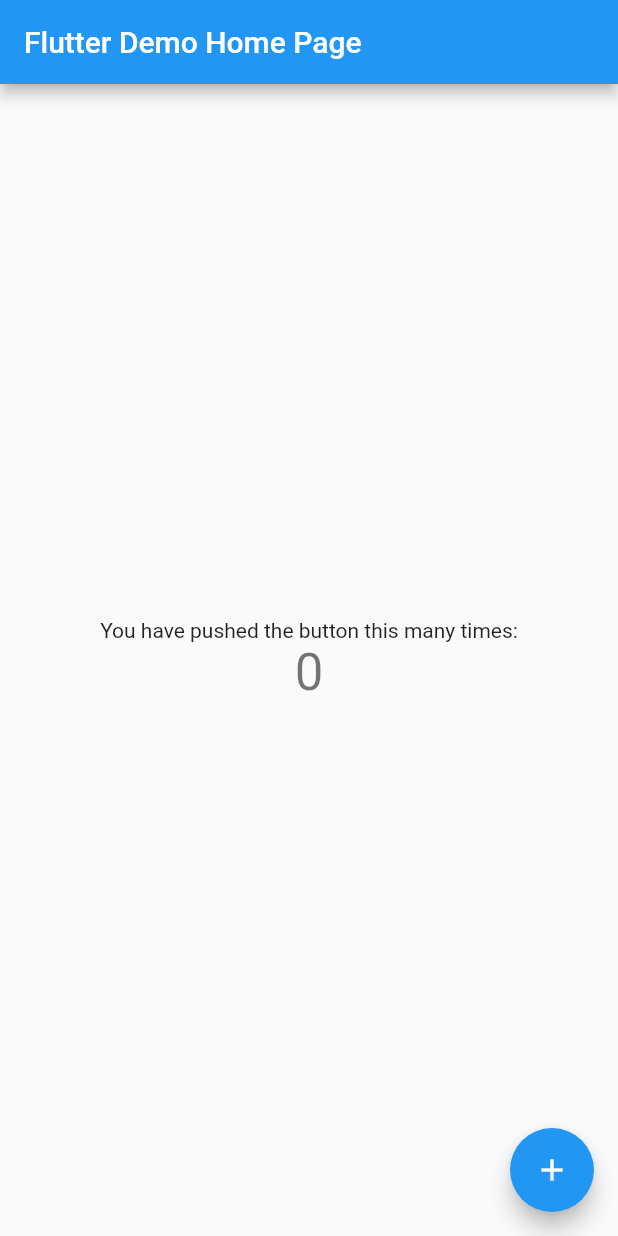
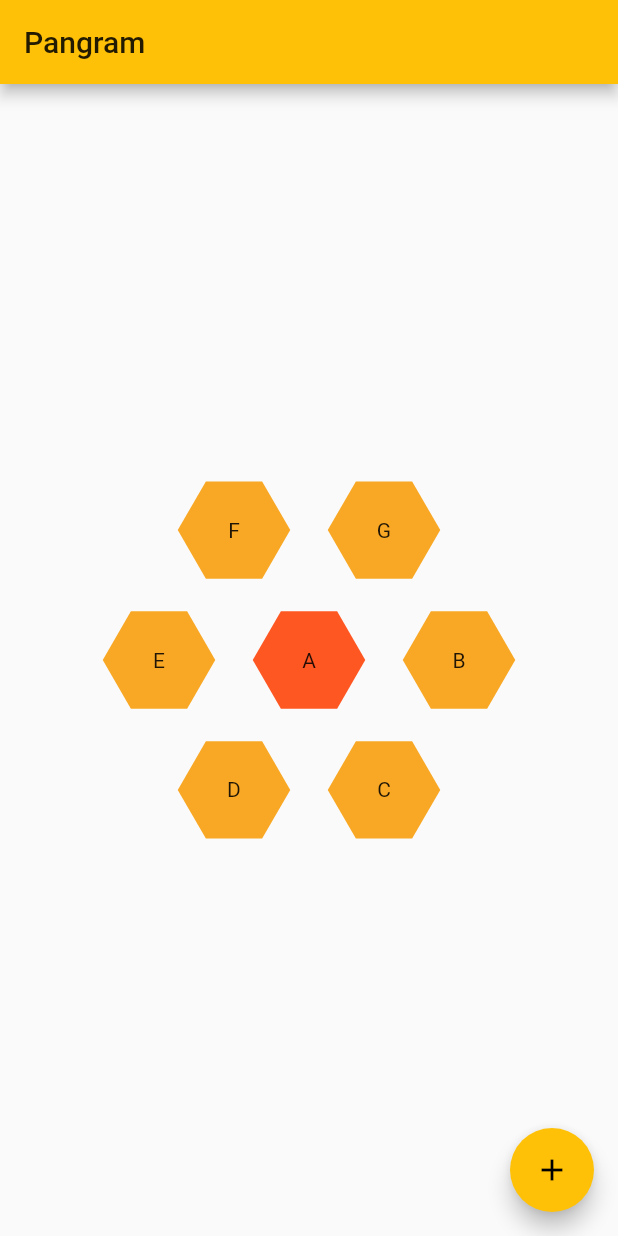
Before and after one commit to RubberDuckEng/pangram, a Flutter app: the screen it shows after launch, on a phone screen of 412 x 824 dp. Run offline on Flutter 3.47's test engine with Material 2 defaults, Android fonts, the phone set to English and light mode, and no system bars.

Commit message:
Add a basic pangram layout

```diff
--- a/lib/main.dart
+++ b/lib/main.dart
@@ -1,4 +1,5 @@
 import 'package:flutter/material.dart';
+import 'dart:math';
 
 // A, B, C, D, E, F, G
 
@@ -23,40 +24,134 @@
 }
 
 class MyApp extends StatelessWidget {
-  // This widget is the root of your application.
   @override
   Widget build(BuildContext context) {
     return MaterialApp(
-      title: 'Flutter Demo',
+      title: 'Pangram Game',
       theme: ThemeData(
-        // This is the theme of your application.
-        //
-        // Try running your application with "flutter run". You'll see the
-        // application has a blue toolbar. Then, without quitting the app, try
-        // changing the primarySwatch below to Colors.green and then invoke
-        // "hot reload" (press "r" in the console where you ran "flutter run",
-        // or simply save your changes to "hot reload" in a Flutter IDE).
-        // Notice that the counter didn't reset back to zero; the application
-        // is not restarted.
-        primarySwatch: Colors.blue,
+        primarySwatch: Colors.amber,
       ),
-      home: MyHomePage(title: 'Flutter Demo Home Page'),
+      home: MyHomePage(title: 'Pangram'),
     );
+  }
+}
+
+class HexagonPainter extends CustomPainter {
+  final Color color;
+
+  HexagonPainter({required this.color});
+
+  @override
+  void paint(Canvas canvas, Size size) {
+    var radius = size.shortestSide / 2.0;
+    var center = size.center(Offset.zero);
+
+    const angleIncrement = pi / 3.0;
+    const count = 6;
+    List<Offset> points = [];
+    for (int i = 0; i < count; ++i) {
+      var angle = i * angleIncrement;
+      points.add(center + Offset(cos(angle), sin(angle)) * radius);
+    }
+
+    var path = Path();
+    path.addPolygon(points, true);
+    var paint = Paint();
+    paint.color = color;
+    canvas.drawPath(path, paint);
+  }
+
+  @override
+  bool shouldRepaint(covariant HexagonPainter oldDelegate) {
+    return oldDelegate.color != color;
+  }
+}
+
+class PangramTile extends StatelessWidget {
+  final String letter;
+  final bool isCenter;
+
+  PangramTile({Key? key, required this.letter, required this.isCenter})
+      : super(key: key);
+
+  @override
+  Widget build(BuildContext context) {
+    Color color =
+        isCenter ? Colors.deepOrange.shade500 : Colors.yellow.shade800;
+    return Stack(alignment: AlignmentDirectional.center, children: [
+      SizedBox(
+        height: 75.0,
+        width: 75.0,
+        child: CustomPaint(painter: HexagonPainter(color: color)),
+      ),
+      Text(letter),
+    ]);
+  }
+}
+
+enum _PangramSlot {
+  center,
+  first,
+  second,
+  third,
+  fourth,
+  fifth,
+  sixth,
+}
+
+class PangramLayout extends MultiChildLayoutDelegate {
+  @override
+  void performLayout(Size size) {
+    var centerSize =
+        layoutChild(_PangramSlot.center, BoxConstraints.loose(size));
+    positionChild(_PangramSlot.center,
+        size.center(Offset.zero) - centerSize.center(Offset.zero));
+
+    var radius = size.shortestSide / 2.0;
+    const angleIncrement = pi / 3.0;
+    const satelliteCount = 6;
+    for (int i = 0; i < satelliteCount; ++i) {
+      var slot = _PangramSlot.values[i + 1]; // The center slot is index 0.
+      var satelliteSize = layoutChild(slot, BoxConstraints.loose(size));
+      var angle = i * angleIncrement;
+      var satelliteOffset = size.center(Offset.zero) +
+          Offset(cos(angle), sin(angle)) * radius -
+          satelliteSize.center(Offset.zero);
+      positionChild(slot, satelliteOffset);
+    }
+  }
+
+  Size getSize(BoxConstraints constraints) => Size(200, 200);
+
+  @override
+  bool shouldRelayout(covariant MultiChildLayoutDelegate oldDelegate) => false;
+}
+
+class PangramGame extends StatelessWidget {
+  final Game game;
+
+  PangramGame({Key? key, required this.game}) : super(key: key);
+
+  @override
+  Widget build(BuildContext context) {
+    var children = [
+      LayoutId(
+          id: _PangramSlot.center,
+          child: PangramTile(letter: game.center, isCenter: true))
+    ];
+    for (var i = 0; i < game.otherLetters.length; ++i) {
+      var letter = game.otherLetters[i];
+      children.add(LayoutId(
+          id: _PangramSlot.values[i + 1],
+          child: PangramTile(letter: letter, isCenter: false)));
+    }
+    return CustomMultiChildLayout(
+        delegate: PangramLayout(), children: children);
   }
 }
 
 class MyHomePage extends StatefulWidget {
   MyHomePage({Key? key, this.title}) : super(key: key);
-
-  // This widget is the home page of your application. It is stateful, meaning
-  // that it has a State object (defined below) that contains fields that affect
-  // how it looks.
-
-  // This class is the configuration for the state. It holds the values (in this
-  // case the title) provided by the parent (in this case the App widget) and
-  // used by the build method of the State. Fields in a Widget subclass are
-  // always marked "final".
-
   final String? title;
 
   @override
@@ -64,65 +159,27 @@
 }
 
 class _MyHomePageState extends State<MyHomePage> {
-  int _counter = 0;
-
-  void _incrementCounter() {
-    setState(() {
-      // This call to setState tells the Flutter framework that something has
-      // changed in this State, which causes it to rerun the build method below
-      // so that the display can reflect the updated values. If we changed
-      // _counter without calling setState(), then the build method would not be
-      // called again, and so nothing would appear to happen.
-      _counter++;
-    });
-  }
+  Game _game = new Game(
+      center: "A",
+      otherLetters: ["B", "C", "D", "E", "F", "G"],
+      validWords: ["FADE"]);
 
   @override
   Widget build(BuildContext context) {
-    // This method is rerun every time setState is called, for instance as done
-    // by the _incrementCounter method above.
-    //
-    // The Flutter framework has been optimized to make rerunning build methods
-    // fast, so that you can just rebuild anything that needs updating rather
-    // than having to individually change instances of widgets.
     return Scaffold(
       appBar: AppBar(
-        // Here we take the value from the MyHomePage object that was created by
-        // the App.build method, and use it to set our appbar title.
         title: Text(widget.title!),
       ),
       body: Center(
-        // Center is a layout widget. It takes a single child and positions it
-        // in the middle of the parent.
         child: Column(
-          // Column is also a layout widget. It takes a list of children and
-          // arranges them vertically. By default, it sizes itself to fit its
-          // children horizontally, and tries to be as tall as its parent.
-          //
-          // Invoke "debug painting" (press "p" in the console, choose the
-          // "Toggle Debug Paint" action from the Flutter Inspector in Android
-          // Studio, or the "Toggle Debug Paint" command in Visual Studio Code)
-          // to see the wireframe for each widget.
-          //
-          // Column has various properties to control how it sizes itself and
-          // how it positions its children. Here we use mainAxisAlignment to
-          // center the children vertically; the main axis here is the vertical
-          // axis because Columns are vertical (the cross axis would be
-          // horizontal).
           mainAxisAlignment: MainAxisAlignment.center,
           children: <Widget>[
-            Text(
-              'You have pushed the button this many times:',
-            ),
-            Text(
-              '$_counter',
-              style: Theme.of(context).textTheme.headline4,
-            ),
+            PangramGame(game: _game),
           ],
         ),
       ),
       floatingActionButton: FloatingActionButton(
-        onPressed: _incrementCounter,
+        onPressed: null,
         tooltip: 'Increment',
         child: Icon(Icons.add),
       ), // This trailing comma makes auto-formatting nicer for build methods.
```
